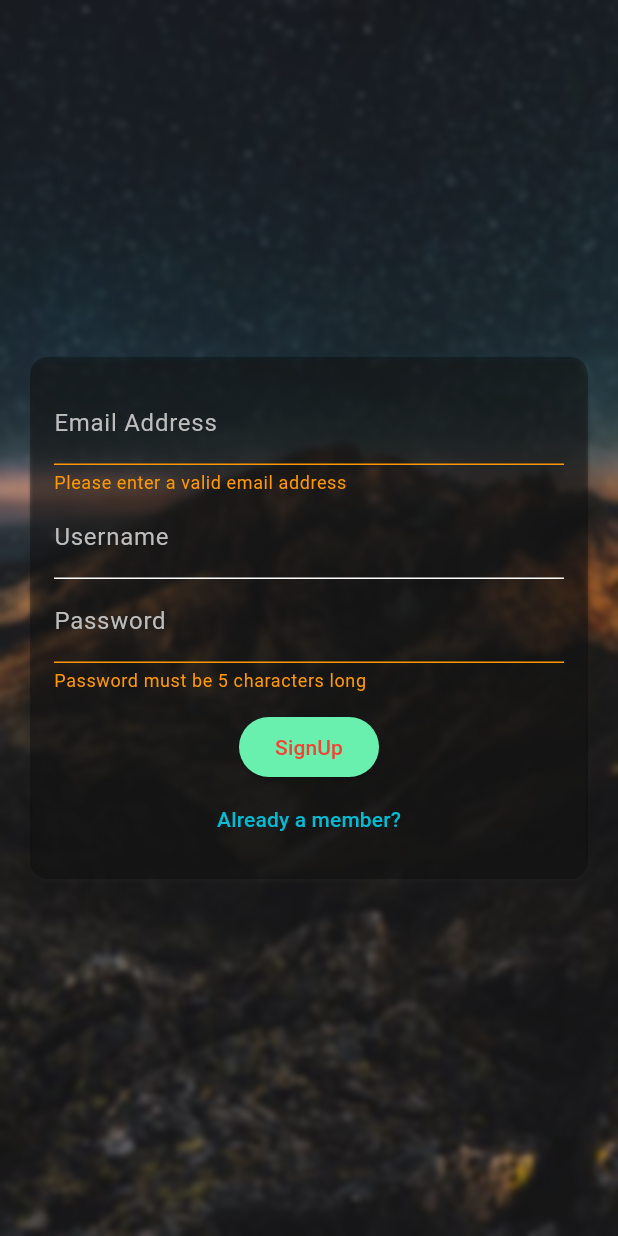
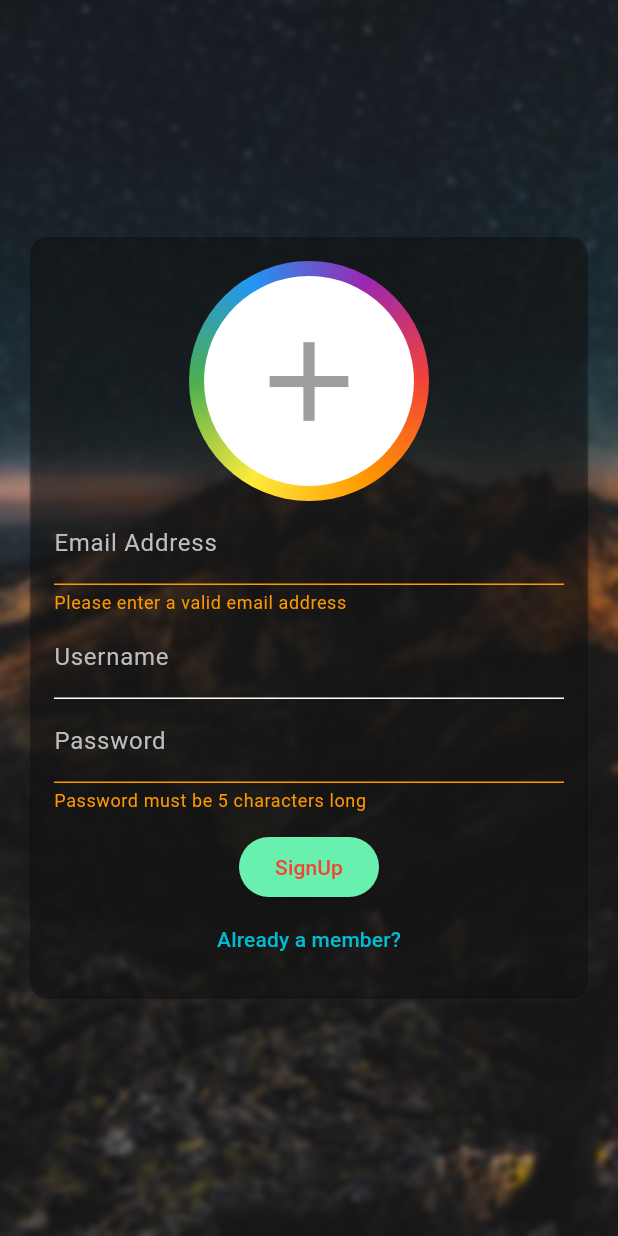
Before and after one commit to achaudhary591/Chat-App, a Flutter app: the screen it shows after launch, after a tap on "Login", after a tap on "Create new Account", on a phone screen of 412 x 824 dp. Run offline on Flutter 3.47's test engine with Material 2 defaults, Android fonts, the phone set to English and light mode, and no system bars; our stand-ins replace cloud_firestore, firebase_auth, firebase_core, image_picker, loading_animation_widget, rounded_loading_button; accounts and stored records are empty.

Commit message:
modified chat bubbles with name of sender/receiver and added image circle avatar for uploading image during registration of user

```diff
--- a/lib/screens/chat_screen.dart
+++ b/lib/screens/chat_screen.dart
@@ -24,7 +24,8 @@ class _ChatScreenState extends State<ChatScreen> {
         ),
         backgroundColor: Colors.indigoAccent,
         actions: [
-          DropdownButton(
+          DropdownButtonHideUnderline(
+            child: DropdownButton(
               icon: const Icon(
                 Icons.more_vert,
                 color: Colors.white,
@@ -53,6 +54,7 @@ class _ChatScreenState extends State<ChatScreen> {
                 }
               },
             ),
+          ),
           const SizedBox(
             width: 10,
           )
--- /dev/null
+++ b/lib/widgets/auth/auth.dart
@@ -0,0 +1,2 @@
+export 'auth_form.dart';
+export 'circle_avatar_with_plus.dart';
--- a/lib/widgets/auth_form.dart
+++ b/lib/widgets/auth/auth_form.dart
@@ -66,6 +66,7 @@ class _AuthFormState extends State<AuthForm> {
               child: Column(
                 mainAxisSize: MainAxisSize.min,
                 children: [
+                  if (!_isLogin) CircleAvatarWithPlus(),
                   TextFormField(
                     key: const ValueKey('em@il'),
                     validator: (String? value) {
--- /dev/null
+++ b/lib/widgets/auth/circle_avatar_with_plus.dart
@@ -0,0 +1,102 @@
+import 'dart:io';
+import 'package:flutter/material.dart';
+import 'package:image_picker/image_picker.dart';
+
+class CircleAvatarWithPlus extends StatefulWidget {
+  @override
+  _CircleAvatarWithPlusState createState() => _CircleAvatarWithPlusState();
+}
+
+class _CircleAvatarWithPlusState extends State<CircleAvatarWithPlus> {
+  File? _imageFile;
+
+  final picker = ImagePicker();
+
+  Future<void> _getImage(ImageSource source) async {
+    final pickedFile = await picker.pickImage(source: source);
+    setState(() {
+      if (pickedFile != null) {
+        _imageFile = File(pickedFile.path);
+      } else {
+        print('No image selected.');
+      }
+    });
+  }
+
+  @override
+  Widget build(BuildContext context) {
+    return InkWell(
+      splashColor: Colors.transparent,
+      highlightColor: Colors.transparent,
+      onTap: () {
+        showModalBottomSheet(
+          context: context,
+          builder: (BuildContext context) {
+            return SizedBox(
+              height: 120.0,
+              child: Column(
+                children: [
+                  ListTile(
+                    leading: const Icon(Icons.camera_alt),
+                    title: const Text('Camera'),
+                    onTap: () async {
+                      await _getImage(ImageSource.camera);
+                      Navigator.of(context).pop();
+                    },
+                  ),
+                  ListTile(
+                    leading: const Icon(Icons.photo_library),
+                    title: const Text('Gallery'),
+                    onTap: () async {
+                      await _getImage(ImageSource.gallery);
+                      Navigator.of(context).pop();
+                    },
+                  ),
+                ],
+              ),
+            );
+          },
+        );
+      },
+      child: Stack(
+        children: [
+          Container(
+            width: 160.0,
+            height: 160.0,
+            decoration: const BoxDecoration(
+              shape: BoxShape.circle,
+              gradient: SweepGradient(
+                colors: [
+                  Colors.red,
+                  Colors.orange,
+                  Colors.yellow,
+                  Colors.green,
+                  Colors.blue,
+                  Colors.purple,
+                  Colors.red,
+                ],
+              ),
+            ),
+          ),
+          Positioned(
+            top: 10,
+            left: 10,
+            right: 10,
+            bottom: 10,
+            child: CircleAvatar(
+              backgroundColor: Colors.white,
+              backgroundImage: _imageFile != null ? FileImage(_imageFile!) : null,
+              child: _imageFile == null
+                  ? const Icon(
+                Icons.add,
+                size: 90.0,
+                color: Colors.grey,
+              )
+                  : null,
+            ),
+          ),
+        ],
+      ),
+    );
+  }
+}
--- a/lib/widgets/chat/message.dart
+++ b/lib/widgets/chat/message.dart
@@ -37,7 +37,9 @@ class Messages extends StatelessWidget {
               itemCount: chatDocs?.length,
               itemBuilder: (ctx, index) => MessageBubble(
                 chatDocs?[index]['text'],
+                chatDocs?[index]['username'],
                 chatDocs?[index]['userId'] == futureSnapshot.data?.uid,
+                key: ValueKey(chatDocs![index].id),
               ),
             );
           },
--- a/lib/widgets/widgets.dart
+++ b/lib/widgets/widgets.dart
@@ -1,3 +1,3 @@
 export 'loading_widget.dart';
-export 'auth_form.dart';
+export 'auth/auth.dart';
 export 'chat/chat.dart';
--- a/pubspec.yaml
+++ b/pubspec.yaml
@@ -41,6 +41,7 @@ dependencies:
   firebase_auth: ^4.4.2
   rounded_loading_button: ^2.1.0
   chat_bubbles: ^1.4.0
+  image_picker: ^0.8.7+3
 
 dev_dependencies:
   flutter_test:
```
Also changed, not shown: lib/widgets/chat/message_bubble.dart (+29 -10 lines), lib/widgets/chat/new_message.dart (+8 -3 lines), pubspec.lock. Lines whose indentation alone changed are shown as unchanged.
